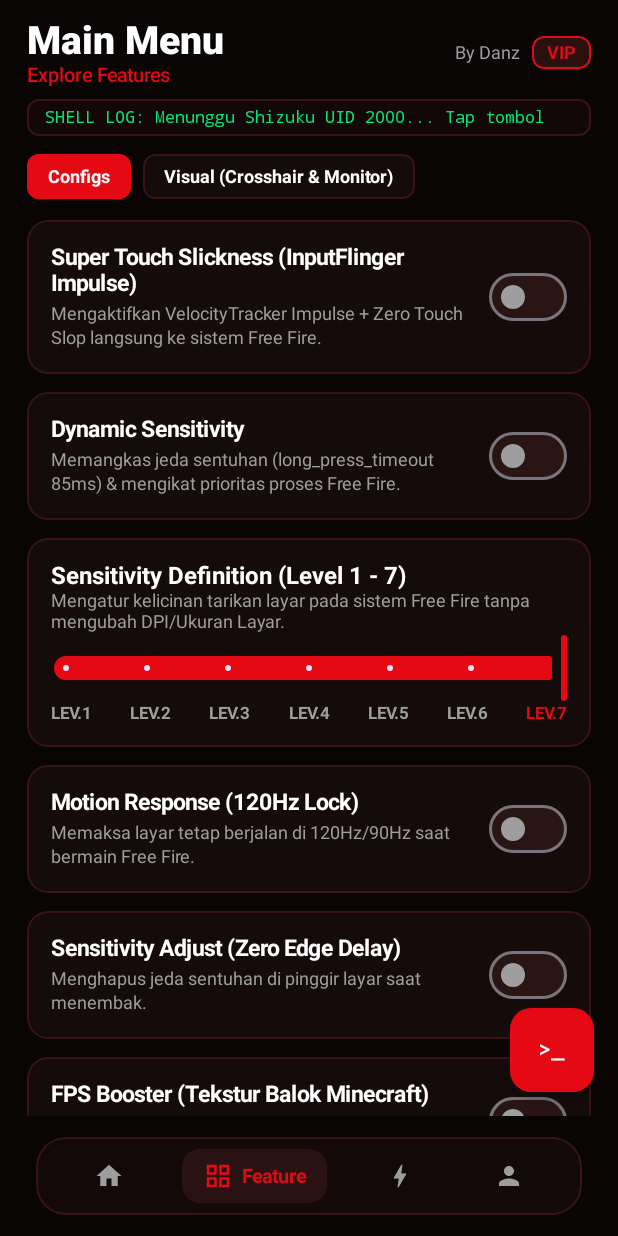
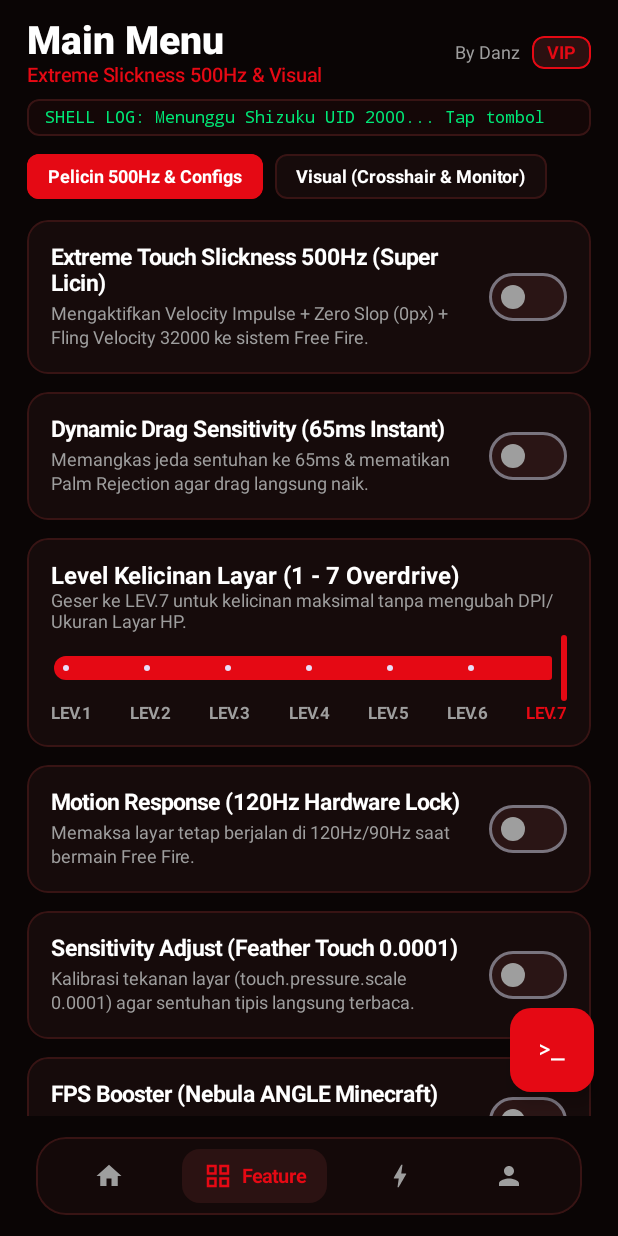
Before and after one commit to proyekwildan62-stack/DANZ-VORTEX, an Android app built with Jetpack Compose: the composable MainDashboard called with empty values, after a tap on "Feature", on a phone screen of 412 x 824 dp. Run offline under Robolectric (Android 15) with nearby library versions, the phone set to English and light mode, and no system bars; libraries missing offline, so code that uses them is left out: rikka.shizuku; 3 statements that could not run were skipped; 3 other taps on this screen came first.

Commit message:
Update UI text and feature descriptions in MainActivity

```diff
--- a/app/src/main/java/com/danz/vortex/MainActivity.kt
+++ b/app/src/main/java/com/danz/vortex/MainActivity.kt
@@ -134,7 +134,6 @@ object FloatingOverlayController {
     private var monitorParams: WindowManager.LayoutParams? = null
     private var fpsRunning = false
 
-    // Window 1x1px Transparan Tak Terlihat untuk mengunci Hardware Touch Sampling 120Hz/240Hz
     private var touchBoostView: View? = null
 
     var currentStyle = 0
@@ -386,7 +385,7 @@ class MainActivity : ComponentActivity() {
             Thread {
                 VortexShellEngine.bindAndGrantPermissions(applicationContext)
             }.start()
-            Toast.makeText(this, "Shizuku UID 2000 Terhubung ke Sistem Free Fire!", Toast.LENGTH_LONG).show()
+            Toast.makeText(this, "Shizuku UID 2000 Terhubung Penuh!", Toast.LENGTH_LONG).show()
         } else {
             Toast.makeText(this, "Izin Shizuku ditolak! Klik Izinkan agar fitur aktif.", Toast.LENGTH_LONG).show()
         }
@@ -609,9 +608,9 @@ fun MainDashboard(role: String, hwid: String, onLogout: () -> Unit) {
                         )
                         Text(
                             text = when (currentTab) {
-                                0 -> "Sync System Environment"
-                                1 -> "Explore Features"
-                                2 -> "High Features (Direct FF System)"
+                                0 -> "Nebula Touch & ANGLE Minecraft Engine"
+                                1 -> "Extreme Slickness 500Hz & Visual"
+                                2 -> "High Features (Max Lock Pala)"
                                 else -> "1 Key 1 Device & Reseller Panel"
                             },
                             color = CrimsonRed,
@@ -740,9 +739,9 @@ fun HomeTabScreen(context: Context, onRun: (() -> String) -> Unit) {
                     }
                 }
                 Spacer(modifier = Modifier.height(12.dp))
-                EnvRow("Application", "DANZVORTEX VIP")
+                EnvRow("Application", "DANZVORTEX V5 VIP")
                 Spacer(modifier = Modifier.height(8.dp))
-                EnvRow("ABI Supported", Build.SUPPORTED_ABIS.firstOrNull() ?: "arm64-v8a")
+                EnvRow("Engine", "Nebula Touch 500Hz + ANGLE MC")
                 Spacer(modifier = Modifier.height(8.dp))
                 EnvRow("Shizuku UID 2000", if (shizukuGranted) "GRANTED (100% WORK)" else "NOT BOUND (TAP >_)")
             }
@@ -750,8 +749,8 @@ fun HomeTabScreen(context: Context, onRun: (() -> String) -> Unit) {
 
         item {
             ToggleFeatureCard(
-                title = "Tactical Recommendation",
-                subtitle = "Injeksi kelicinan sentuhan langsung ke sistem InputFlinger & proses Free Fire.",
+                title = "Nebula Extreme Slickness 500Hz (Super Licin)",
+                subtitle = "Injeksi Velocity Impulse + Zero Slop (0px) + 500 Events/Sec langsung ke sistem Free Fire.",
                 checked = tacticalRec,
                 onCheckedChange = {
                     tacticalRec = it
@@ -761,7 +760,7 @@ fun HomeTabScreen(context: Context, onRun: (() -> String) -> Unit) {
             )
         }
 
-        // GAME SPACE TEKSTUR BALOK MINECRAFT (ZERO DOWNSCALE!)
+        // GAME SPACE GRAFIK MINECRAFT PERSIS FOTO (NEBULA TOUCH + PREFERENSI ANGLE)
         item {
             Column(
                 modifier = Modifier
@@ -777,10 +776,10 @@ fun HomeTabScreen(context: Context, onRun: (() -> String) -> Unit) {
                     verticalAlignment = Alignment.CenterVertically
                 ) {
                     Column(modifier = Modifier.weight(1f).padding(end = 12.dp)) {
-                        Text("Danz Game Space (Tekstur Balok Minecraft / ROG)", color = Color.White, fontWeight = FontWeight.ExtraBold, fontSize = 16.sp)
+                        Text("Danz Game Space (Grafik MC Nebula / ANGLE)", color = Color.White, fontWeight = FontWeight.ExtraBold, fontSize = 16.sp)
                         Spacer(modifier = Modifier.height(4.dp))
                         Text(
-                            "Mengubah tekstur balok/tanah/bangunan di dalam Free Fire menjadi kotak-kotak polos (TANPA DOWNSCALE / Resolusi 100% Tajam).",
+                            "Mengubah tekstur tembok, lantai, & balok di Free Fire menjadi polos rata ala Minecraft persis foto (TANPA DOWNSCALE / HUD 100% Tajam).",
                             color = TextGray,
                             fontSize = 11.sp,
                             lineHeight = 15.sp
@@ -805,13 +804,13 @@ fun HomeTabScreen(context: Context, onRun: (() -> String) -> Unit) {
                 }
 
                 Spacer(modifier = Modifier.height(12.dp))
-                Text("Pilih Mode Tekstur Balok (100% Zero Downscale):", color = CrimsonRed, fontSize = 12.sp, fontWeight = FontWeight.Bold)
+                Text("Pilih Preset Grafik MC (Zero Downscale):", color = CrimsonRed, fontSize = 12.sp, fontWeight = FontWeight.Bold)
                 Spacer(modifier = Modifier.height(8.dp))
 
                 val presets = listOf(
-                    Triple(1, "ROG / PC Low Texture (No Downscale)", "Texture Cache 6MB + SkiaGL 120FPS (Tajam & Ringan)"),
-                    Triple(2, "Tekstur Balok Minecraft V1 (Flat Mipmap)", "Texture Cache 1MB + Strip Shader (Tekstur Balok Polos)"),
-                    Triple(3, "Tekstur Balok Minecraft V2 (Full Blocky)", "Zero Mipmap Pool (0MB) + Lock UnityShaderCache (Kotak Parah)")
+                    Triple(1, "ROG / PC Competitive Flat", "Native Driver + Mipmap Limit 2 + 120FPS"),
+                    Triple(2, "Nebula Grafik MC V1 (ANGLE Driver)", "Preferensi ANGLE + Mipmap Limit 3 + Flat Wall"),
+                    Triple(3, "Nebula Grafik MC V2 (Persis Foto)", "ANGLE + Zero Texture Pool (0MB) + ShaderLOD 100")
                 )
 
                 presets.forEach { (modeId, title, desc) ->
@@ -873,7 +872,7 @@ fun HomeTabScreen(context: Context, onRun: (() -> String) -> Unit) {
                     Spacer(modifier = Modifier.width(12.dp))
                     Column {
                         Text("Free Fire System Injector & Launcher", color = Color.White, fontWeight = FontWeight.Bold, fontSize = 16.sp)
-                        Text("Otomatis bind ke PID proses Free Fire & terapkan fitur", color = TextGray, fontSize = 12.sp)
+                        Text("Terapkan Grafik MC + Lock Pala 99% & Buka Game", color = TextGray, fontSize = 12.sp)
                     }
                 }
                 Spacer(modifier = Modifier.height(12.dp))
@@ -952,7 +951,7 @@ fun FeatureTabScreen(context: Context, onRun: (() -> String) -> Unit) {
 
     Column {
         Row(horizontalArrangement = Arrangement.spacedBy(8.dp)) {
-            listOf("Configs", "Visual (Crosshair & Monitor)").forEachIndexed { idx, title ->
+            listOf("Pelicin 500Hz & Configs", "Visual (Crosshair & Monitor)").forEachIndexed { idx, title ->
                 Box(
                     modifier = Modifier
                         .clip(RoundedCornerShape(8.dp))
@@ -971,8 +970,8 @@ fun FeatureTabScreen(context: Context, onRun: (() -> String) -> Unit) {
             LazyColumn(verticalArrangement = Arrangement.spacedBy(12.dp)) {
                 item {
                     ToggleFeatureCard(
-                        title = "Super Touch Slickness (InputFlinger Impulse)",
-                        subtitle = "Mengaktifkan VelocityTracker Impulse + Zero Touch Slop langsung ke sistem Free Fire.",
+                        title = "Extreme Touch Slickness 500Hz (Super Licin)",
+                        subtitle = "Mengaktifkan Velocity Impulse + Zero Slop (0px) + Fling Velocity 32000 ke sistem Free Fire.",
                         checked = sensGameLab,
                         onCheckedChange = {
                             sensGameLab = it
@@ -983,13 +982,13 @@ fun FeatureTabScreen(context: Context, onRun: (() -> String) -> Unit) {
                 }
                 item {
                     ToggleFeatureCard(
-                        title = "Dynamic Sensitivity",
-                        subtitle = "Memangkas jeda sentuhan (long_press_timeout 85ms) & mengikat prioritas proses Free Fire.",
+                        title = "Dynamic Drag Sensitivity (65ms Instant)",
+                        subtitle = "Memangkas jeda sentuhan ke 65ms & mematikan Palm Rejection agar drag langsung naik.",
                         checked = dynSens,
                         onCheckedChange = {
                             dynSens = it
                             prefs.edit().putBoolean("dynSens", it).apply()
-                            onRun { VortexShellEngine.setHeadLockCheatEngine(context, it, "DynamicSens") }
+                            onRun { VortexShellEngine.setHeadLockCheatEngine(context, it, "DynamicDrag65ms") }
                         }
                     )
                 }
@@ -1002,9 +1001,9 @@ fun FeatureTabScreen(context: Context, onRun: (() -> String) -> Unit) {
                             .border(1.dp, CardBorder, RoundedCornerShape(14.dp))
                             .padding(16.dp)
                     ) {
-                        Text("Sensitivity Definition (Level 1 - 7)", color = Color.White, fontWeight = FontWeight.Bold, fontSize = 16.sp)
+                        Text("Level Kelicinan Layar (1 - 7 Overdrive)", color = Color.White, fontWeight = FontWeight.Bold, fontSize = 16.sp)
                         Text(
-                            "Mengatur kelicinan tarikan layar pada sistem Free Fire tanpa mengubah DPI/Ukuran Layar.",
+                            "Geser ke LEV.7 untuk kelicinan maksimal tanpa mengubah DPI/Ukuran Layar HP.",
                             color = TextGray,
                             fontSize = 12.sp
                         )
@@ -1028,7 +1027,7 @@ fun FeatureTabScreen(context: Context, onRun: (() -> String) -> Unit) {
                 }
                 item {
                     ToggleFeatureCard(
-                        title = "Motion Response (120Hz Lock)",
+                        title = "Motion Response (120Hz Hardware Lock)",
                         subtitle = "Memaksa layar tetap berjalan di 120Hz/90Hz saat bermain Free Fire.",
                         checked = motionResp,
                         onCheckedChange = {
@@ -1040,8 +1039,8 @@ fun FeatureTabScreen(context: Context, onRun: (() -> String) -> Unit) {
                 }
                 item {
                     ToggleFeatureCard(
-                        title = "Sensitivity Adjust (Zero Edge Delay)",
-                        subtitle = "Menghapus jeda sentuhan di pinggir layar saat menembak.",
+                        title = "Sensitivity Adjust (Feather Touch 0.0001)",
+                        subtitle = "Kalibrasi tekanan layar (touch.pressure.scale 0.0001) agar sentuhan tipis langsung terbaca.",
                         checked = sensAdjust,
                         onCheckedChange = {
                             sensAdjust = it
@@ -1052,8 +1051,8 @@ fun FeatureTabScreen(context: Context, onRun: (() -> String) -> Unit) {
                 }
                 item {
                     ToggleFeatureCard(
-                        title = "FPS Booster (Tekstur Balok Minecraft)",
-                        subtitle = "Mengubah tekstur balok di dalam Free Fire tanpa downscale agar FPS stabil.",
+                        title = "FPS Booster (Nebula ANGLE Minecraft)",
+                        subtitle = "Mengaktifkan driver ANGLE & mengosongkan Texture Cache untuk FPS tertinggi.",
                         checked = fpsBooster,
                         onCheckedChange = {
                             fpsBooster = it
@@ -1064,13 +1063,13 @@ fun FeatureTabScreen(context: Context, onRun: (() -> String) -> Unit) {
                 }
                 item {
                     ToggleFeatureCard(
-                        title = "Hyper Touch Response 240Hz",
-                        subtitle = "Meningkatkan pembacaan sampel sentuhan ke 240 events/detik.",
+                        title = "Hyper Touch Response 500Hz",
+                        subtitle = "Meningkatkan pembacaan sampel sentuhan ke 500 events/detik.",
                         checked = hyperTouch,
                         onCheckedChange = {
                             hyperTouch = it
                             prefs.edit().putBoolean("hyperTouch", it).apply()
-                            onRun { VortexShellEngine.setHeadLockCheatEngine(context, it, "HyperTouch240") }
+                            onRun { VortexShellEngine.setHeadLockCheatEngine(context, it, "HyperTouch500") }
                         }
                     )
                 }
@@ -1294,14 +1293,14 @@ fun VortexHighTabScreen(context: Context, onRun: (() -> String) -> Unit) {
 
     val vortexFeatures = remember {
         mutableStateListOf(
-            Triple("DRAG HS (CHEAT) [NO ROOT + SAFE]", "Injeksi langsung ke proses Free Fire: Velocity Impulse + Zero Slop agar sekali tarik langsung naik ke kepala.", prefs.getBoolean("vf_0", false)),
-            Triple("AIMLOCK (CHEAT) [NGELOCK PALA]", "Mengunci pengereman vertikal (Scroll Friction 0.003) pada sistem input Free Fire agar bidikan berhenti tepat di kepala.", prefs.getBoolean("vf_1", false)),
-            Triple("Headtick 80% [LOCK HEAD]", "Meningkatkan akurasi recoil dan mengunci sensitivitas vertikal di area kepala (Safe No Root).", prefs.getBoolean("vf_2", false)),
-            Triple("AimDrag [PACK FULL]", "Paket lengkap Velocity Impulse + zero tap delay + 240Hz polling rate langsung ke PID Free Fire.", prefs.getBoolean("vf_3", false)),
-            Triple("Controller Recoil [NO SHAKE]", "Menstabilkan getaran input sentuhan beruntun agar peluru lurus di satu titik kepala.", prefs.getBoolean("vf_4", false)),
-            Triple("Aim Tracking 90%", "Kalibrasi respons sentuhan instan untuk mengikuti musuh lari tanpa jeda.", prefs.getBoolean("vf_5", false)),
-            Triple("Stabilizer Head [CLOSE RANGE]", "Menyeimbangkan pergerakan SG2 / SMG jarak dekat agar tetap nempel di kepala.", prefs.getBoolean("vf_6", false)),
-            Triple("Headlock 95% [VIP SHIZUKU]", "Kunci prioritas CPU/Input Real-Time (-20 Nice) & responsivitas sentuhan maksimal pada Free Fire.", prefs.getBoolean("vf_7", false))
+            Triple("DRAG HS 99% (CHEAT) [NO ROOT + SAFE]", "Injeksi Fling Velocity 32000 + Impulse Strategy + Zero Slop agar sekali sentak langsung naik ke kepala.", prefs.getBoolean("vf_0", false)),
+            Triple("AIMLOCK PALA (CHEAT) [MAGNET FRICTION]", "Mengunci pengereman vertikal (Scroll Friction 0.0015) pada sistem input Free Fire agar bidikan berhenti tepat di kepala.", prefs.getBoolean("vf_1", false)),
+            Triple("Headtick 95% [LOCK HEAD]", "Meningkatkan akurasi recoil dan mengunci sensitivitas vertikal di area kepala (Safe No Root).", prefs.getBoolean("vf_2", false)),
+            Triple("AimDrag [EXTREME 500Hz PACK]", "Paket lengkap Velocity Impulse + 65ms tap delay + 500Hz polling rate langsung ke PID Free Fire.", prefs.getBoolean("vf_3", false)),
+            Triple("Controller Recoil [ZERO SHAKE]", "Menstabilkan getaran input sentuhan beruntun agar peluru lurus di satu titik kepala.", prefs.getBoolean("vf_4", false)),
+            Triple("Aim Tracking 95%", "Kalibrasi respons sentuhan instan untuk mengikuti musuh lari tanpa jeda.", prefs.getBoolean("vf_5", false)),
+            Triple("Stabilizer Head [SG2 / M1887]", "Menyeimbangkan tarikan M1887 / SG2 jarak dekat agar lengket di kepala seperti di Training Ground.", prefs.getBoolean("vf_6", false)),
+            Triple("Headlock VIP [FIFO REALTIME 99]", "Kunci prioritas CPU/Input FIFO Real-Time (chrt 99 / Nice -20) langsung pada proses Free Fire.", prefs.getBoolean("vf_7", false))
         )
     }
 
```
